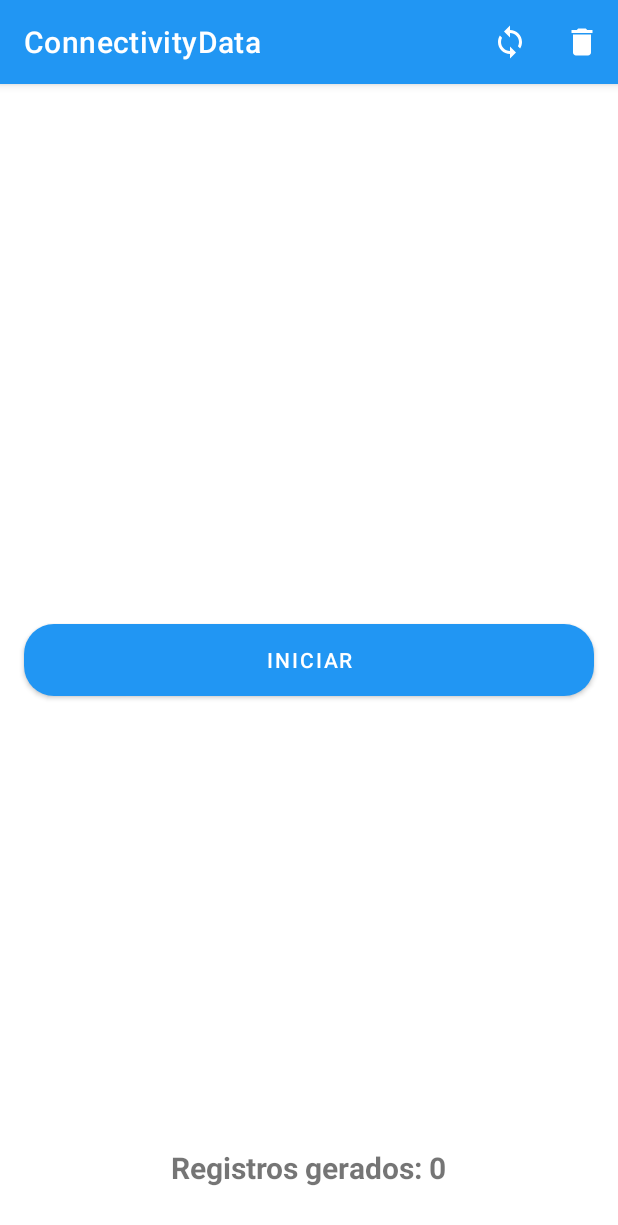
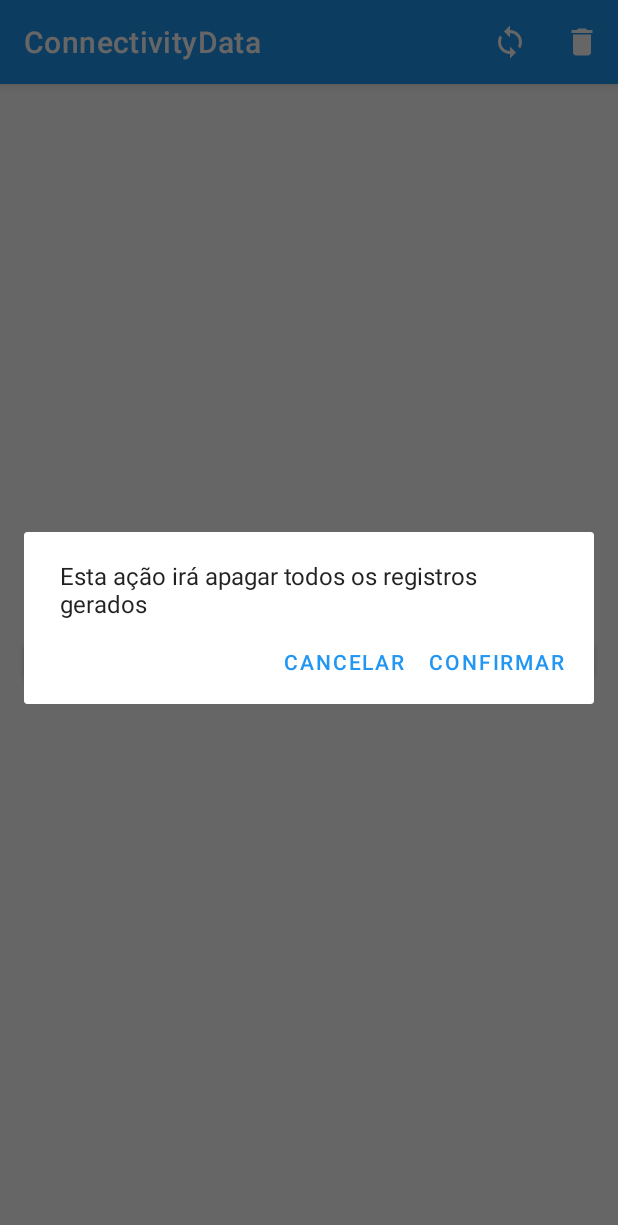
Before and after one commit to FerreirinhaJean/ConnectivityData, an Android app: the screen it shows after launch (MainActivity), after a tap on "Limpar dados", on a phone screen of 412 x 824 dp. Shown: the top 1225 px of the screen. Run offline under Robolectric (Android 15) with nearby library versions, the phone set to English and light mode, and no system bars; Roboto replaces fonts that are not available here.

Commit message:
Create function to delete data

```diff
--- a/app/src/main/java/br/com/jean/connectivitydata/ui/activities/MainActivity.java
+++ b/app/src/main/java/br/com/jean/connectivitydata/ui/activities/MainActivity.java
@@ -10,6 +10,7 @@ import android.view.MenuInflater;
 import android.view.MenuItem;
 import android.widget.Button;
 import android.widget.TextView;
+import android.widget.Toast;
 
 import androidx.annotation.NonNull;
 import androidx.appcompat.app.AlertDialog;
@@ -28,7 +29,6 @@ public class MainActivity extends AppCompatActivity {
     private Button btIniciar;
     private ConnectivityStattementRepository connectivityStattementRepository;
     private ProgressDialog progressDialog;
-    private TextView tvQtdDadosGerados;
 
     @Override
     protected void onCreate(Bundle savedInstanceState) {
@@ -36,7 +36,6 @@ public class MainActivity extends AppCompatActivity {
         setContentView(R.layout.activity_main);
 
         btIniciar = findViewById(R.id.btIniciar);
-        tvQtdDadosGerados = findViewById(R.id.tvQtdDadosGerados);
         progressDialog = new ProgressDialog(this);
 
         connectivityStattementRepository = new ConnectivityStattementRepository(this);
@@ -46,12 +45,6 @@ public class MainActivity extends AppCompatActivity {
             startActivity(intent);
         });
 
-    }
-
-    @Override
-    protected void onResume() {
-        super.onResume();
-        tvQtdDadosGerados.setText("Registros gerados: " + connectivityStattementRepository.getAllConnectivityData().size());
     }
 
     @Override
@@ -91,11 +84,12 @@ public class MainActivity extends AppCompatActivity {
                                     startIndex = endIndex;
                                     endIndex = Math.min(startIndex + batchSize, dataSize);
                                 }
-
-                                runOnUiThread(() -> progressDialog.dismiss());
+                                runOnUiThread(() -> {
+                                    progressDialog.dismiss();
+                                    showToast("Dados enviados com sucesso!");
+                                });
                             }).start();
                         }).setNegativeButton("Cancelar", (dialog, which) -> {
-
                         });
 
                 AlertDialog dialog = builder.create();
@@ -104,11 +98,24 @@ public class MainActivity extends AppCompatActivity {
                 return true;
             }
             case R.id.limparDados: {
-                //Funcao
+                AlertDialog.Builder builder = new AlertDialog.Builder(MainActivity.this);
+                builder.setMessage("Esta ação irá apagar todos os registros gerados")
+                        .setPositiveButton("Confirmar", (dialog, which) -> {
+                            connectivityStattementRepository.deleteAllConnectivityRecords();
+                            showToast("Dados apagados com sucesso!");
+                        }).setNegativeButton("Cancelar", (dialog, which) -> {
+                        });
+
+                AlertDialog dialog = builder.create();
+                dialog.show();
                 return true;
             }
             default:
                 return super.onOptionsItemSelected(item);
         }
     }
+
+    private void showToast(String message) {
+        Toast.makeText(this, message, Toast.LENGTH_SHORT).show();
+    }
 }
--- a/app/src/main/res/layout/activity_main.xml
+++ b/app/src/main/res/layout/activity_main.xml
@@ -19,17 +19,4 @@
         app:layout_constraintStart_toStartOf="parent"
         app:layout_constraintTop_toTopOf="parent" />
 
-    <TextView
-        android:id="@+id/tvQtdDadosGerados"
-        android:layout_width="wrap_content"
-        android:layout_height="wrap_content"
-        android:layout_marginStart="16dp"
-        android:layout_marginEnd="16dp"
-        android:layout_marginBottom="32dp"
-        android:textSize="20sp"
-        android:textStyle="bold"
-        app:layout_constraintBottom_toBottomOf="parent"
-        app:layout_constraintEnd_toEndOf="parent"
-        app:layout_constraintStart_toStartOf="parent" />
-
 </androidx.constraintlayout.widget.ConstraintLayout>
```
Also changed, not shown: app/src/main/java/br/com/jean/connectivitydata/repositories/ConnectivityStattementRepository.java (+11 -0 lines).
